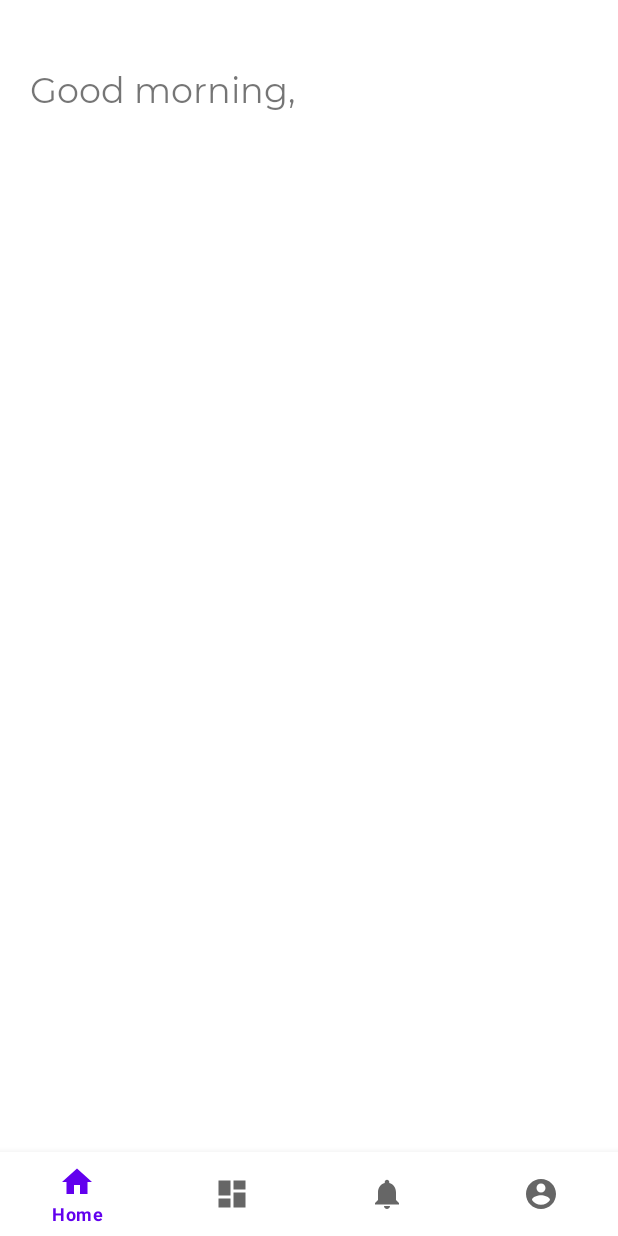
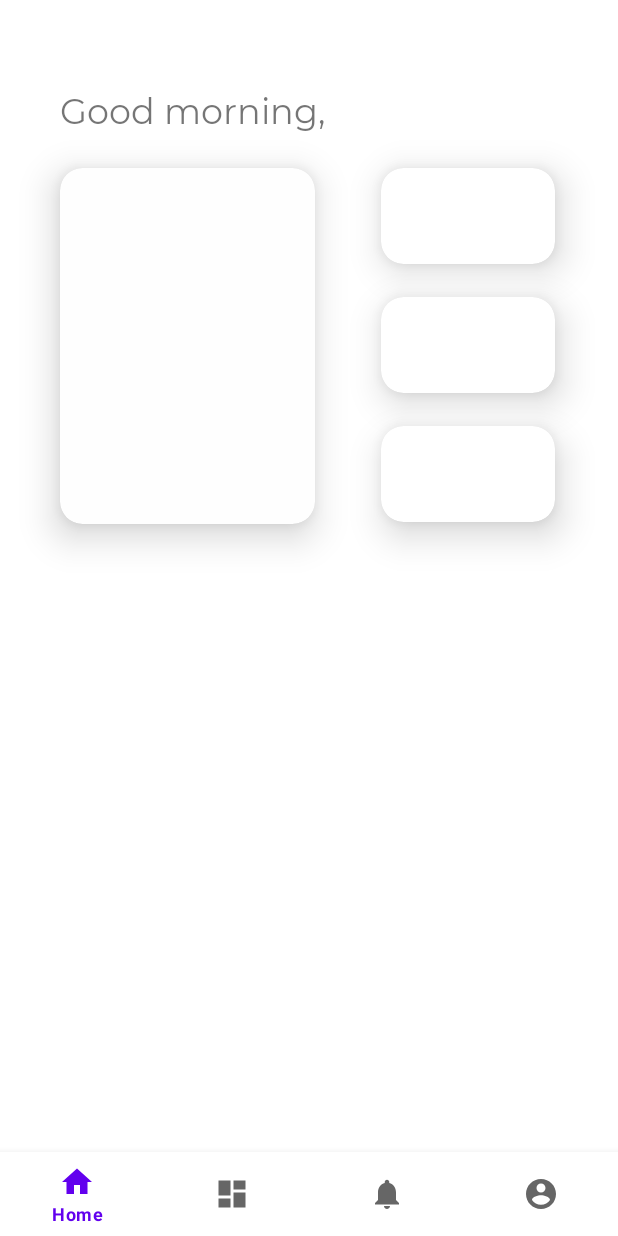
Before and after one commit to kietdh/Minimal, an Android app: the HomeFragment screen opened directly, with no data from a screen before it, on a phone screen of 412 x 824 dp. Run offline under Robolectric (Android 15) with nearby library versions, the phone set to English and light mode, and no system bars; our stand-ins replace Firebase (no records; nobody signed in at launch, a user with empty details on screens opened directly), navigation-ui; 2 statements that could not run were skipped.

Commit message:
Delete unnecessary <user-library> in AndroidManifest.xml; Design UI (cont); Add getLocation Method;

```diff
--- a/app/src/main/java/com/jaykit/minimal/ui/home/HomeFragment.java
+++ b/app/src/main/java/com/jaykit/minimal/ui/home/HomeFragment.java
@@ -1,7 +1,12 @@
 package com.jaykit.minimal.ui.home;
 
+import android.Manifest;
 import android.content.Context;
 import android.content.SharedPreferences;
+import android.content.pm.PackageManager;
+import android.location.Location;
+import android.location.LocationListener;
+import android.location.LocationManager;
 import android.os.Bundle;
 import android.util.Log;
 import android.view.LayoutInflater;
@@ -11,6 +16,7 @@ import android.widget.TextView;
 
 import androidx.annotation.NonNull;
 import androidx.annotation.Nullable;
+import androidx.core.app.ActivityCompat;
 import androidx.fragment.app.Fragment;
 import androidx.lifecycle.Observer;
 import androidx.lifecycle.ViewModelProvider;
@@ -39,6 +45,10 @@ public class HomeFragment extends Fragment {
     TextView username;
     TextView welcome;
 
+    //Declare location variables.
+    double longitude;
+    double latitude;
+
     public View onCreateView(@NonNull LayoutInflater inflater, ViewGroup container, Bundle savedInstanceState) {
         homeViewModel = new ViewModelProvider(this).get(HomeViewModel.class);
         view = inflater.inflate(R.layout.fragment_home, container, false);
@@ -61,7 +71,49 @@ public class HomeFragment extends Fragment {
 
         setWelcomeTitle();
         setUsername();
+        getLocationLongitudeLatitude();
     }
+
+    private void getLocationLongitudeLatitude() {
+        LocationManager locationManager = (LocationManager) getActivity().getSystemService(getContext().LOCATION_SERVICE);
+        if (ActivityCompat.checkSelfPermission(getContext(), Manifest.permission.ACCESS_FINE_LOCATION) != PackageManager.PERMISSION_GRANTED && ActivityCompat.checkSelfPermission(getContext(), Manifest.permission.ACCESS_COARSE_LOCATION) != PackageManager.PERMISSION_GRANTED) {
+            // TODO: Consider calling
+            //    ActivityCompat#requestPermissions
+            // here to request the missing permissions, and then overriding
+            //   public void onRequestPermissionsResult(int requestCode, String[] permissions,
+            //                                          int[] grantResults)
+            // to handle the case where the user grants the permission. See the documentation
+            // for ActivityCompat#requestPermissions for more details.
+            return;
+        }
+        Location location = locationManager.getLastKnownLocation(LocationManager.GPS_PROVIDER);
+        longitude = location.getLongitude();
+        latitude  = location.getLatitude();
+    }
+
+    private final LocationListener locationListener = new LocationListener() {
+        public void onLocationChanged(Location location) {
+            longitude = location.getLongitude();
+            latitude = location.getLatitude();
+        }
+
+        @Override
+        public void onStatusChanged(String s, int i, Bundle bundle) {
+
+        }
+
+        @Override
+        public void onProviderEnabled(String s) {
+
+        }
+
+        @Override
+        public void onProviderDisabled(String s) {
+
+        }
+
+    };
+
 
     private void setUsername() {
         user = FirebaseAuth.getInstance().getCurrentUser();
--- a/app/src/main/res/layout/fragment_home.xml
+++ b/app/src/main/res/layout/fragment_home.xml
@@ -4,31 +4,95 @@
     xmlns:tools="http://schemas.android.com/tools"
     android:layout_width="match_parent"
     android:layout_height="match_parent"
+    android:background="@color/light_background"
     tools:context=".ui.home.HomeFragment">
 
     <TextView
         android:id="@+id/txtWelcome"
         android:layout_width="wrap_content"
         android:layout_height="wrap_content"
-        android:layout_marginStart="20dp"
-        android:layout_marginTop="44dp"
-        android:layout_marginBottom="44dp"
+        android:layout_marginStart="40dp"
         android:fontFamily="@font/montserrat_regular"
         android:text="@string/welcome"
         android:textSize="23dp"
+        app:layout_constraintBottom_toTopOf="@+id/weatherCard"
         app:layout_constraintStart_toStartOf="parent"
-        app:layout_constraintTop_toTopOf="parent" />
+        app:layout_constraintTop_toTopOf="parent"
+        app:layout_constraintVertical_bias="0.717" />
 
     <TextView
         android:id="@+id/txtUsername"
         android:layout_width="wrap_content"
         android:layout_height="wrap_content"
         android:layout_marginStart="4dp"
+        android:layout_marginTop="60dp"
         android:fontFamily="@font/montserrat_semi_bold"
         android:text="@string/default_name"
         android:textSize="23dp"
-        app:layout_constraintBaseline_toBaselineOf="@+id/txtWelcome"
-        app:layout_constraintStart_toEndOf="@+id/txtWelcome" />
+        app:layout_constraintEnd_toEndOf="parent"
+        app:layout_constraintHorizontal_bias="0.0"
+        app:layout_constraintStart_toEndOf="@+id/txtWelcome"
+        app:layout_constraintTop_toTopOf="parent" />
 
+    <com.google.android.material.card.MaterialCardView
+        android:id="@+id/weatherCard"
+        android:layout_width="170dp"
+        android:layout_height="237dp"
+        android:layout_marginStart="40dp"
+        android:layout_marginTop="112dp"
+        android:backgroundTint="@color/light_card"
+        android:fadingEdgeLength="5dp"
+        android:padding="0dp"
+        app:cardCornerRadius="15dp"
+        app:cardElevation="15dp"
+        app:layout_constraintStart_toStartOf="parent"
+        app:layout_constraintTop_toTopOf="parent">
+
+    </com.google.android.material.card.MaterialCardView>
+
+    <com.google.android.material.card.MaterialCardView
+        android:id="@+id/materialCardView"
+        android:layout_width="116dp"
+        android:layout_height="64dp"
+        android:layout_marginStart="44dp"
+        android:layout_marginTop="112dp"
+        android:fadingEdgeLength="5dp"
+        android:padding="0dp"
+        app:cardCornerRadius="15dp"
+        app:cardElevation="15dp"
+        app:layout_constraintStart_toEndOf="@+id/weatherCard"
+        app:layout_constraintTop_toTopOf="parent">
+
+    </com.google.android.material.card.MaterialCardView>
+
+    <com.google.android.material.card.MaterialCardView
+        android:id="@+id/materialCardView_2"
+        android:layout_width="116dp"
+        android:layout_height="64dp"
+        android:layout_marginStart="44dp"
+        android:layout_marginTop="22dp"
+        android:fadingEdgeLength="5dp"
+        android:padding="0dp"
+        app:cardCornerRadius="15dp"
+        app:cardElevation="15dp"
+        app:layout_constraintStart_toEndOf="@+id/weatherCard"
+        app:layout_constraintTop_toBottomOf="@+id/materialCardView">
+
+    </com.google.android.material.card.MaterialCardView>
+
+    <com.google.android.material.card.MaterialCardView
+        android:id="@+id/materialCardView_3"
+        android:layout_width="116dp"
+        android:layout_height="64dp"
+        android:layout_marginStart="44dp"
+        android:layout_marginTop="22dp"
+        android:fadingEdgeLength="5dp"
+        android:padding="0dp"
+        app:cardCornerRadius="15dp"
+        app:cardElevation="15dp"
+        app:layout_constraintStart_toEndOf="@+id/weatherCard"
+        app:layout_constraintTop_toBottomOf="@+id/materialCardView_2">
+
+    </com.google.android.material.card.MaterialCardView>
 
 </androidx.constraintlayout.widget.ConstraintLayout>
--- a/app/src/main/res/values-night/themes.xml
+++ b/app/src/main/res/values-night/themes.xml
@@ -1,6 +1,6 @@
 <resources xmlns:tools="http://schemas.android.com/tools">
     <!-- Base application theme. -->
-    <style name="Theme.Minimal" parent="Theme.MaterialComponents.DayNight.DarkActionBar">
+    <style name="Theme.Minimal" parent="Theme.MaterialComponents">
         <!-- Primary brand color. -->
         <item name="colorPrimary">@color/purple_200</item>
         <item name="colorPrimaryVariant">@color/purple_700</item>
--- a/app/src/main/res/values/themes.xml
+++ b/app/src/main/res/values/themes.xml
@@ -1,6 +1,6 @@
 <resources xmlns:tools="http://schemas.android.com/tools">
     <!-- Base application theme. -->
-    <style name="Theme.Minimal" parent="Theme.MaterialComponents.DayNight.DarkActionBar">
+    <style name="Theme.Minimal" parent="Theme.MaterialComponents.Light.NoActionBar">
         <!-- Primary brand color. -->
         <item name="colorPrimary">@color/purple_500</item>
         <item name="colorPrimaryVariant">@color/purple_700</item>
```
Also changed, not shown: app/src/main/AndroidManifest.xml (+6 -8 lines), app/src/main/java/com/jaykit/minimal/model/Location.java (added, +30 -0 lines), app/src/main/res/values/colors.xml (+14 -0 lines).
